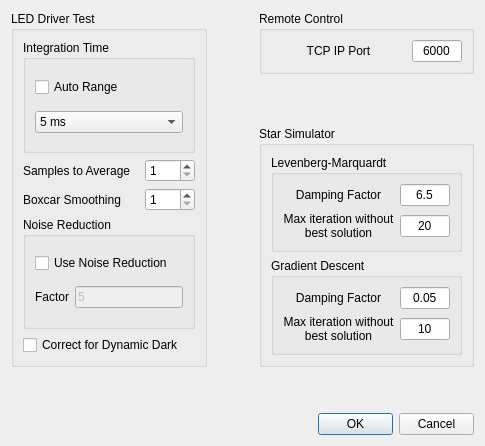
This is src/generalsettings.ui in mgomesborges/inpe-star-simulator as Qt 5 draws it before an edit. The edited form follows.
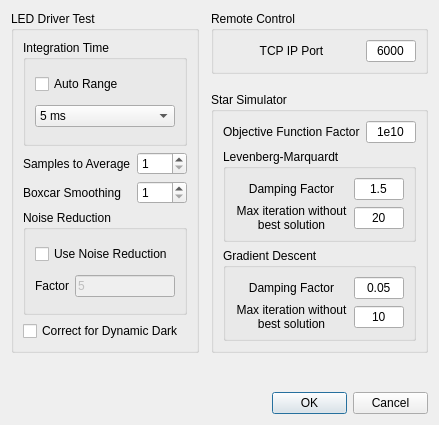
This is the edited form.

Commit message:
Updated Levenberg Marquardt algorithm's modeling and database.
Removed database interpolation and MATLAB dependencies.
Removed a priori derivatives' calculation.
Removed digital level limitation.
Bugfixes and many improvements.

The edit to the form file:
```diff
--- a/src/generalsettings.ui
+++ b/src/generalsettings.ui
@@ -6,16 +6,22 @@
    <rect>
     <x>0</x>
     <y>0</y>
-    <width>431</width>
-    <height>362</height>
+    <width>430</width>
+    <height>425</height>
    </rect>
   </property>
   <property name="sizePolicy">
-   <sizepolicy hsizetype="Preferred" vsizetype="Preferred">
+   <sizepolicy hsizetype="Fixed" vsizetype="Fixed">
     <horstretch>0</horstretch>
     <verstretch>0</verstretch>
    </sizepolicy>
   </property>
+  <property name="maximumSize">
+   <size>
+    <width>16777215</width>
+    <height>16777215</height>
+   </size>
+  </property>
   <property name="windowTitle">
    <string>General Settings</string>
   </property>
@@ -23,228 +29,6 @@
    <bool>false</bool>
   </property>
   <layout class="QGridLayout" name="gridLayout_11">
-   <property name="sizeConstraint">
-    <enum>QLayout::SetFixedSize</enum>
-   </property>
-   <item row="0" column="2">
-    <widget class="QGroupBox" name="groupBox_3">
-     <property name="title">
-      <string>Remote Control</string>
-     </property>
-     <layout class="QGridLayout" name="gridLayout_3">
-      <item row="0" column="0">
-       <layout class="QGridLayout" name="gridLayout_12">
-        <item row="0" column="0">
-         <widget class="QLabel" name="label">
-          <property name="maximumSize">
-           <size>
-            <width>16777215</width>
-            <height>16777215</height>
-           </size>
-          </property>
-          <property name="text">
-           <string>TCP IP Port</string>
-          </property>
-          <property name="alignment">
-           <set>Qt::AlignCenter</set>
-          </property>
-         </widget>
-        </item>
-        <item row="0" column="1">
-         <widget class="QLineEdit" name="remoteControlTCPPort">
-          <property name="minimumSize">
-           <size>
-            <width>50</width>
-            <height>0</height>
-           </size>
-          </property>
-          <property name="maximumSize">
-           <size>
-            <width>50</width>
-            <height>16777215</height>
-           </size>
-          </property>
-          <property name="inputMethodHints">
-           <set>Qt::ImhDigitsOnly</set>
-          </property>
-          <property name="text">
-           <string>6000</string>
-          </property>
-          <property name="alignment">
-           <set>Qt::AlignCenter</set>
-          </property>
-         </widget>
-        </item>
-       </layout>
-      </item>
-     </layout>
-    </widget>
-   </item>
-   <item row="2" column="2">
-    <widget class="QGroupBox" name="groupBox_4">
-     <property name="title">
-      <string>Star Simulator</string>
-     </property>
-     <layout class="QGridLayout" name="gridLayout_10">
-      <item row="0" column="0">
-       <widget class="QGroupBox" name="groupBox_5">
-        <property name="title">
-         <string>Levenberg-Marquardt</string>
-        </property>
-        <layout class="QGridLayout" name="gridLayout_5">
-         <item row="0" column="0">
-          <layout class="QGridLayout" name="gridLayout_4">
-           <item row="1" column="0">
-            <widget class="QLabel" name="label_4">
-             <property name="text">
-              <string>Max iteration without
-best solution</string>
-             </property>
-             <property name="alignment">
-              <set>Qt::AlignCenter</set>
-             </property>
-            </widget>
-           </item>
-           <item row="0" column="0">
-            <widget class="QLabel" name="label_2">
-             <property name="text">
-              <string>Damping Factor</string>
-             </property>
-             <property name="alignment">
-              <set>Qt::AlignCenter</set>
-             </property>
-            </widget>
-           </item>
-           <item row="0" column="1">
-            <widget class="QLineEdit" name="lmDampingFactor">
-             <property name="minimumSize">
-              <size>
-               <width>50</width>
-               <height>0</height>
-              </size>
-             </property>
-             <property name="maximumSize">
-              <size>
-               <width>50</width>
-               <height>16777215</height>
-              </size>
-             </property>
-             <property name="text">
-              <string>6.5</string>
-             </property>
-             <property name="alignment">
-              <set>Qt::AlignCenter</set>
-             </property>
-            </widget>
-           </item>
-           <item row="1" column="1">
-            <widget class="QLineEdit" name="lmMaxIteration">
-             <property name="minimumSize">
-              <size>
-               <width>50</width>
-               <height>0</height>
-              </size>
-             </property>
-             <property name="maximumSize">
-              <size>
-               <width>50</width>
-               <height>16777215</height>
-              </size>
-             </property>
-             <property name="text">
-              <string>20</string>
-             </property>
-             <property name="alignment">
-              <set>Qt::AlignCenter</set>
-             </property>
-            </widget>
-           </item>
-          </layout>
-         </item>
-        </layout>
-       </widget>
-      </item>
-      <item row="1" column="0">
-       <widget class="QGroupBox" name="groupBox_6">
-        <property name="title">
-         <string>Gradient Descent</string>
-        </property>
-        <layout class="QGridLayout" name="gridLayout_8">
-         <item row="0" column="0">
-          <layout class="QGridLayout" name="gridLayout_6">
-           <item row="1" column="0">
-            <widget class="QLabel" name="label_5">
-             <property name="text">
-              <string>Max iteration without
-best solution</string>
-             </property>
-             <property name="alignment">
-              <set>Qt::AlignCenter</set>
-             </property>
-            </widget>
-           </item>
-           <item row="0" column="0">
-            <widget class="QLabel" name="label_8">
-             <property name="text">
-              <string>Damping Factor</string>
-             </property>
-             <property name="alignment">
-              <set>Qt::AlignCenter</set>
-             </property>
-            </widget>
-           </item>
-           <item row="0" column="1">
-            <widget class="QLineEdit" name="gdDampingFactor">
-             <property name="minimumSize">
-              <size>
-               <width>50</width>
-               <height>0</height>
-              </size>
-             </property>
-             <property name="maximumSize">
-              <size>
-               <width>50</width>
-               <height>16777215</height>
-              </size>
-             </property>
-             <property name="text">
-              <string>0.05</string>
-             </property>
-             <property name="alignment">
-              <set>Qt::AlignCenter</set>
-             </property>
-            </widget>
-           </item>
-           <item row="1" column="1">
-            <widget class="QLineEdit" name="gdMaxIteration">
-             <property name="minimumSize">
-              <size>
-               <width>50</width>
-               <height>0</height>
-              </size>
-             </property>
-             <property name="maximumSize">
-              <size>
-               <width>50</width>
-               <height>16777215</height>
-              </size>
-             </property>
-             <property name="text">
-              <string>10</string>
-             </property>
-             <property name="alignment">
-              <set>Qt::AlignCenter</set>
-             </property>
-            </widget>
-           </item>
-          </layout>
-         </item>
-        </layout>
-       </widget>
-      </item>
-     </layout>
-    </widget>
-   </item>
    <item row="0" column="0" rowspan="3">
     <widget class="QGroupBox" name="groupBox">
      <property name="title">
@@ -501,7 +285,7 @@
      </layout>
     </widget>
    </item>
-   <item row="0" column="1">
+   <item row="0" column="1" rowspan="3">
     <spacer name="horizontalSpacer_2">
      <property name="orientation">
       <enum>Qt::Horizontal</enum>
@@ -514,20 +298,297 @@
      </property>
     </spacer>
    </item>
-   <item row="1" column="2">
+   <item row="0" column="2" colspan="2">
+    <widget class="QGroupBox" name="groupBox_3">
+     <property name="minimumSize">
+      <size>
+       <width>201</width>
+       <height>0</height>
+      </size>
+     </property>
+     <property name="title">
+      <string>Remote Control</string>
+     </property>
+     <layout class="QGridLayout" name="gridLayout_3">
+      <item row="0" column="0">
+       <layout class="QGridLayout" name="gridLayout_12">
+        <item row="0" column="0">
+         <widget class="QLabel" name="label">
+          <property name="maximumSize">
+           <size>
+            <width>16777215</width>
+            <height>16777215</height>
+           </size>
+          </property>
+          <property name="text">
+           <string>TCP IP Port</string>
+          </property>
+          <property name="alignment">
+           <set>Qt::AlignCenter</set>
+          </property>
+         </widget>
+        </item>
+        <item row="0" column="1">
+         <widget class="QLineEdit" name="remoteControlTCPPort">
+          <property name="minimumSize">
+           <size>
+            <width>50</width>
+            <height>0</height>
+           </size>
+          </property>
+          <property name="maximumSize">
+           <size>
+            <width>50</width>
+            <height>16777215</height>
+           </size>
+          </property>
+          <property name="inputMethodHints">
+           <set>Qt::ImhDigitsOnly</set>
+          </property>
+          <property name="text">
+           <string>6000</string>
+          </property>
+          <property name="alignment">
+           <set>Qt::AlignCenter</set>
+          </property>
+         </widget>
+        </item>
+       </layout>
+      </item>
+     </layout>
+    </widget>
+   </item>
+   <item row="1" column="3">
     <spacer name="verticalSpacer">
      <property name="orientation">
       <enum>Qt::Vertical</enum>
      </property>
      <property name="sizeHint" stdset="0">
       <size>
+       <width>138</width>
+       <height>13</height>
+      </size>
+     </property>
+    </spacer>
+   </item>
+   <item row="2" column="2" colspan="2">
+    <widget class="QGroupBox" name="groupBox_4">
+     <property name="minimumSize">
+      <size>
+       <width>0</width>
+       <height>250</height>
+      </size>
+     </property>
+     <property name="title">
+      <string>Star Simulator</string>
+     </property>
+     <layout class="QGridLayout" name="gridLayout_10">
+      <item row="2" column="0">
+       <widget class="QGroupBox" name="groupBox_6">
+        <property name="title">
+         <string>Gradient Descent</string>
+        </property>
+        <layout class="QGridLayout" name="gridLayout_8">
+         <item row="0" column="0">
+          <layout class="QGridLayout" name="gridLayout_6">
+           <item row="1" column="0">
+            <widget class="QLabel" name="label_5">
+             <property name="text">
+              <string>Max iteration without
+best solution</string>
+             </property>
+             <property name="alignment">
+              <set>Qt::AlignCenter</set>
+             </property>
+            </widget>
+           </item>
+           <item row="0" column="0">
+            <widget class="QLabel" name="label_8">
+             <property name="text">
+              <string>Damping Factor</string>
+             </property>
+             <property name="alignment">
+              <set>Qt::AlignCenter</set>
+             </property>
+            </widget>
+           </item>
+           <item row="0" column="1">
+            <widget class="QLineEdit" name="gdDampingFactor">
+             <property name="minimumSize">
+              <size>
+               <width>50</width>
+               <height>0</height>
+              </size>
+             </property>
+             <property name="maximumSize">
+              <size>
+               <width>50</width>
+               <height>16777215</height>
+              </size>
+             </property>
+             <property name="text">
+              <string>0.05</string>
+             </property>
+             <property name="alignment">
+              <set>Qt::AlignCenter</set>
+             </property>
+            </widget>
+           </item>
+           <item row="1" column="1">
+            <widget class="QLineEdit" name="gdMaxIteration">
+             <property name="minimumSize">
+              <size>
+               <width>50</width>
+               <height>0</height>
+              </size>
+             </property>
+             <property name="maximumSize">
+              <size>
+               <width>50</width>
+               <height>16777215</height>
+              </size>
+             </property>
+             <property name="text">
+              <string>10</string>
+             </property>
+             <property name="alignment">
+              <set>Qt::AlignCenter</set>
+             </property>
+            </widget>
+           </item>
+          </layout>
+         </item>
+        </layout>
+       </widget>
+      </item>
+      <item row="1" column="0">
+       <widget class="QGroupBox" name="groupBox_5">
+        <property name="title">
+         <string>Levenberg-Marquardt</string>
+        </property>
+        <layout class="QGridLayout" name="gridLayout_5">
+         <item row="0" column="0">
+          <layout class="QGridLayout" name="gridLayout_4">
+           <item row="1" column="0">
+            <widget class="QLabel" name="label_4">
+             <property name="text">
+              <string>Max iteration without
+best solution</string>
+             </property>
+             <property name="alignment">
+              <set>Qt::AlignCenter</set>
+             </property>
+            </widget>
+           </item>
+           <item row="0" column="0">
+            <widget class="QLabel" name="label_2">
+             <property name="text">
+              <string>Damping Factor</string>
+             </property>
+             <property name="alignment">
+              <set>Qt::AlignCenter</set>
+             </property>
+            </widget>
+           </item>
+           <item row="0" column="1">
+            <widget class="QLineEdit" name="lmDampingFactor">
+             <property name="minimumSize">
+              <size>
+               <width>50</width>
+               <height>0</height>
+              </size>
+             </property>
+             <property name="maximumSize">
+              <size>
+               <width>50</width>
+               <height>16777215</height>
+              </size>
+             </property>
+             <property name="text">
+              <string>1.5</string>
+             </property>
+             <property name="alignment">
+              <set>Qt::AlignCenter</set>
+             </property>
+            </widget>
+           </item>
+           <item row="1" column="1">
+            <widget class="QLineEdit" name="lmMaxIteration">
+             <property name="minimumSize">
+              <size>
+               <width>50</width>
+               <height>0</height>
+              </size>
+             </property>
+             <property name="maximumSize">
+              <size>
+               <width>50</width>
+               <height>16777215</height>
+              </size>
+             </property>
+             <property name="text">
+              <string>20</string>
+             </property>
+             <property name="alignment">
+              <set>Qt::AlignCenter</set>
+             </property>
+            </widget>
+           </item>
+          </layout>
+         </item>
+        </layout>
+       </widget>
+      </item>
+      <item row="0" column="0">
+       <layout class="QHBoxLayout" name="horizontalLayout_2">
+        <item>
+         <widget class="QLabel" name="label_9">
+          <property name="text">
+           <string>Objective Function Factor</string>
+          </property>
+         </widget>
+        </item>
+        <item>
+         <widget class="QLineEdit" name="objectiveFunctionFactor">
+          <property name="minimumSize">
+           <size>
+            <width>50</width>
+            <height>0</height>
+           </size>
+          </property>
+          <property name="maximumSize">
+           <size>
+            <width>50</width>
+            <height>16777215</height>
+           </size>
+          </property>
+          <property name="text">
+           <string>1e10</string>
+          </property>
+          <property name="alignment">
+           <set>Qt::AlignCenter</set>
+          </property>
+         </widget>
+        </item>
+       </layout>
+      </item>
+     </layout>
+    </widget>
+   </item>
+   <item row="3" column="1" colspan="2">
+    <spacer name="verticalSpacer_2">
+     <property name="orientation">
+      <enum>Qt::Vertical</enum>
+     </property>
+     <property name="sizeHint" stdset="0">
+      <size>
        <width>20</width>
        <height>40</height>
       </size>
      </property>
     </spacer>
    </item>
-   <item row="4" column="0" colspan="3">
+   <item row="4" column="2" colspan="2">
     <layout class="QHBoxLayout" name="horizontalLayout">
      <item>
       <spacer name="horizontalSpacer">
@@ -570,19 +631,6 @@
      </item>
     </layout>
    </item>
-   <item row="3" column="0">
-    <spacer name="verticalSpacer_2">
-     <property name="orientation">
-      <enum>Qt::Vertical</enum>
-     </property>
-     <property name="sizeHint" stdset="0">
-      <size>
-       <width>20</width>
-       <height>40</height>
-      </size>
-     </property>
-    </spacer>
-   </item>
   </layout>
  </widget>
  <resources/>
```
Left out of the diff: 17 changed lines with no effect on the pictures. The commit also changes 16 other files.
